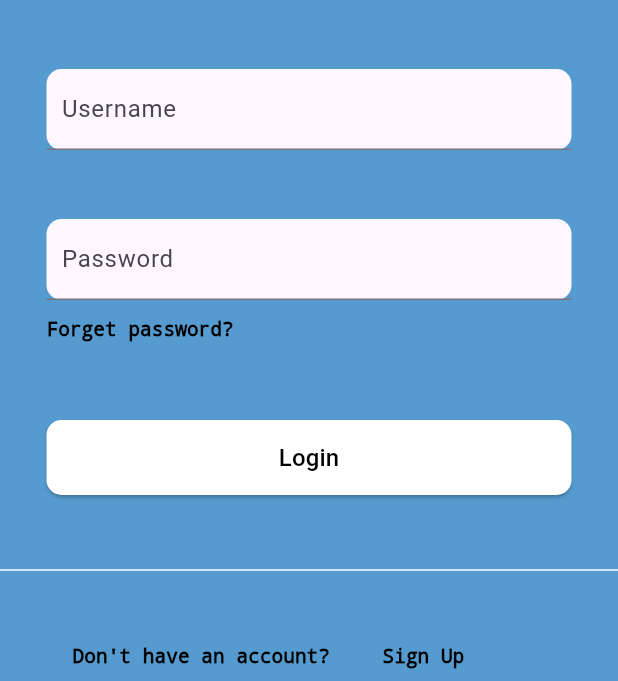
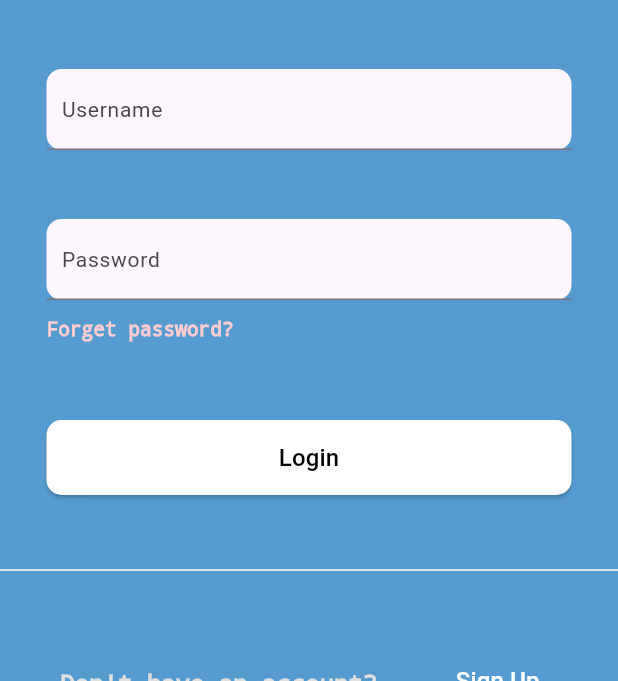
Before and after one commit to JiMoneyApp/JiMoney-Frontend, a Flutter app: the LoginPage screen opened directly, on a phone screen of 412 x 824 dp, the part 555-1236 px from its top. Run offline on Flutter 3.47's test engine with Material 3 defaults, Android fonts, the phone set to English and light mode, and no system bars.

Commit message:
將login_page 和register_page串起來 並修正錯誤

```diff
--- a/lib/Register/presentation/login_page.dart
+++ b/lib/Register/presentation/login_page.dart
@@ -1,6 +1,8 @@
 import 'package:flutter/cupertino.dart';
 import 'package:flutter/material.dart';
+import 'package:flutter/services.dart';
 import 'package:flutter/widgets.dart';
+import 'package:jimoney_frontend/Register/presentation/register_page.dart';
 
 class LoginPage extends StatefulWidget {
   const LoginPage({super.key});
@@ -21,38 +23,14 @@ class _LoginPageState extends State<LoginPage> {
             height: 370,
             width: 350,
             child: Scaffold(
-              body: Image(image: AssetImage('lib/assets/logo.png'),),
+              body: Image(
+                image: AssetImage('lib/assets/logo.png'),
+              ),
               backgroundColor: Color(0xFF559BCF),
             ),
           ),
-          Container(
-            height: 100,
-            width: 350,
-            alignment: Alignment.bottomCenter,
-            child: Material(
-              borderRadius: BorderRadius.circular(10),
-              child: TextField(
-                decoration: InputDecoration(
-                  contentPadding: EdgeInsets.symmetric(vertical: 15, horizontal: 10),
-                  hintText: "Username"
-                ),
-              ),
-            ),
-          ),
-          Container(
-            height: 100,
-            width: 350,
-            alignment: Alignment.bottomCenter,
-            child: Material(
-              borderRadius: BorderRadius.circular(10),
-              child: TextField(
-                decoration: InputDecoration(
-                  contentPadding: EdgeInsets.symmetric(vertical: 15, horizontal: 10),
-                  hintText: "Password",
-                ),
-              ),
-            ),
-          ),
+          _usernameField(),
+          _passwordField(),
           Container(
               height: 80,
               width: 350,
@@ -63,12 +41,10 @@ class _LoginPageState extends State<LoginPage> {
                 style: TextStyle(
                     decoration: TextDecoration.none,
                     fontSize: 13,
-                color: Colors.black
-              ),
-            )
-          ),
+                    color: Colors.red.shade100),
+              )),
           ElevatedButton(
-            onPressed: (){},
+            onPressed: () {},
             child: Text(
               "Login",
               style: TextStyle(color: Colors.black, fontSize: 16),
@@ -77,8 +53,7 @@ class _LoginPageState extends State<LoginPage> {
               minimumSize: Size(350, 50),
               backgroundColor: Colors.white,
               shape: RoundedRectangleBorder(
-                borderRadius: BorderRadius.circular(10)
-              ),
+                  borderRadius: BorderRadius.circular(10)),
               shadowColor: Colors.black,
             ),
           ),
@@ -87,31 +62,31 @@ class _LoginPageState extends State<LoginPage> {
             color: Colors.white,
           ),
           Row(
+            mainAxisAlignment: MainAxisAlignment.spaceEvenly,
+            crossAxisAlignment: CrossAxisAlignment.center,
             children: [
-              Container(
-                alignment: Alignment.topRight,
-                height: 40,
-                width: 220,
-                child: Text(
+              Text(
                 "Don't have an account?",
                 style: TextStyle(
                   decoration: TextDecoration.none,
-                    fontSize: 13,
-                    color: Colors.black,
+                  fontSize: 16,
+                  color: Colors.grey.shade300,
                 ),
               ),
-              ),
-              Container(
-                height: 40,
-                width: 200,
-                padding: EdgeInsets.fromLTRB(35, 0, 0, 0),
-                alignment: Alignment.topLeft,
+              Padding(
+                padding: const EdgeInsets.only(bottom: 4.0),
+                child: TextButton(
+                  onPressed: () {
+                    Navigator.of(context).push(
+                        MaterialPageRoute(builder: (ctx) => RegisterPage()));
+                  },
                   child: Text(
                     "Sign Up",
                     style: TextStyle(
                       decoration: TextDecoration.none,
-                    fontSize: 13,
-                    color: Colors.black,
+                      fontSize: 16,
+                      color: Colors.white,
+                    ),
                   ),
                 ),
               ),
@@ -122,3 +97,65 @@ class _LoginPageState extends State<LoginPage> {
     );
   }
 }
+
+Widget _usernameField() {
+  return Container(
+    height: 100,
+    width: 350,
+    alignment: Alignment.bottomCenter,
+    child: Material(
+      borderRadius: BorderRadius.circular(10),
+      child: TextField(
+        autofillHints: const [AutofillHints.password],
+        keyboardType: TextInputType.text,
+        cursorColor: Colors.blue,
+        //onChanged: () {}, // 將password存入
+        onEditingComplete: () {
+          debugPrint("password edit completed!");
+          TextInput.finishAutofillContext();
+        },
+        // obscureText: !state
+        decoration: InputDecoration(
+          focusedBorder: OutlineInputBorder(
+              borderRadius: BorderRadius.circular(10),
+              borderSide: BorderSide(color: Colors.blue, width: 4.0)),
+          contentPadding: EdgeInsets.symmetric(vertical: 15, horizontal: 10),
+          floatingLabelBehavior: FloatingLabelBehavior.always,
+          hintText: "Username",
+          hintStyle: TextStyle(fontSize: 14),
+        ),
+      ),
+    ),
+  );
+}
+
+Widget _passwordField() {
+  return Container(
+    height: 100,
+    width: 350,
+    alignment: Alignment.bottomCenter,
+    child: Material(
+      borderRadius: BorderRadius.circular(10),
+      child: TextField(
+        autofillHints: const [AutofillHints.password],
+        keyboardType: TextInputType.text,
+        cursorColor: Colors.blue,
+        //onChanged: () {}, // 將password存入
+        onEditingComplete: () {
+          debugPrint("password edit completed!");
+          TextInput.finishAutofillContext();
+        },
+        // obscureText: !state
+        decoration: InputDecoration(
+          focusedBorder: OutlineInputBorder(
+              borderRadius: BorderRadius.circular(10),
+              borderSide: BorderSide(color: Colors.blue, width: 4.0)),
+          contentPadding: EdgeInsets.symmetric(vertical: 15, horizontal: 10),
+          floatingLabelBehavior: FloatingLabelBehavior.always,
+          hintText: "Password",
+          hintStyle: TextStyle(fontSize: 14),
+        ),
+      ),
+    ),
+  );
+}
--- a/lib/main.dart
+++ b/lib/main.dart
@@ -15,7 +15,7 @@ class App extends StatelessWidget {
   Widget build(BuildContext context) {
     return MaterialApp(
       debugShowCheckedModeBanner: false,
-      home: RegisterPage(),
+      home: LoginPage(),
     );
   }
 }
```
Also changed, not shown: lib/Register/presentation/register_page.dart (+32 -31 lines), 36 other files. Lines whose indentation alone changed are shown as unchanged.
